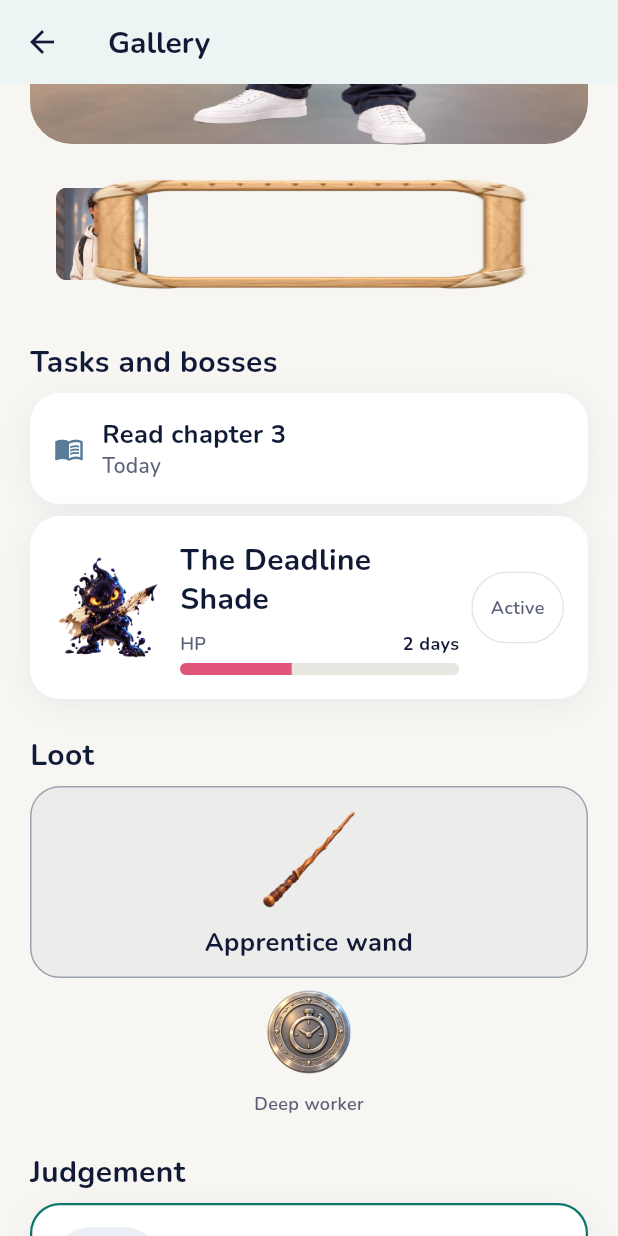
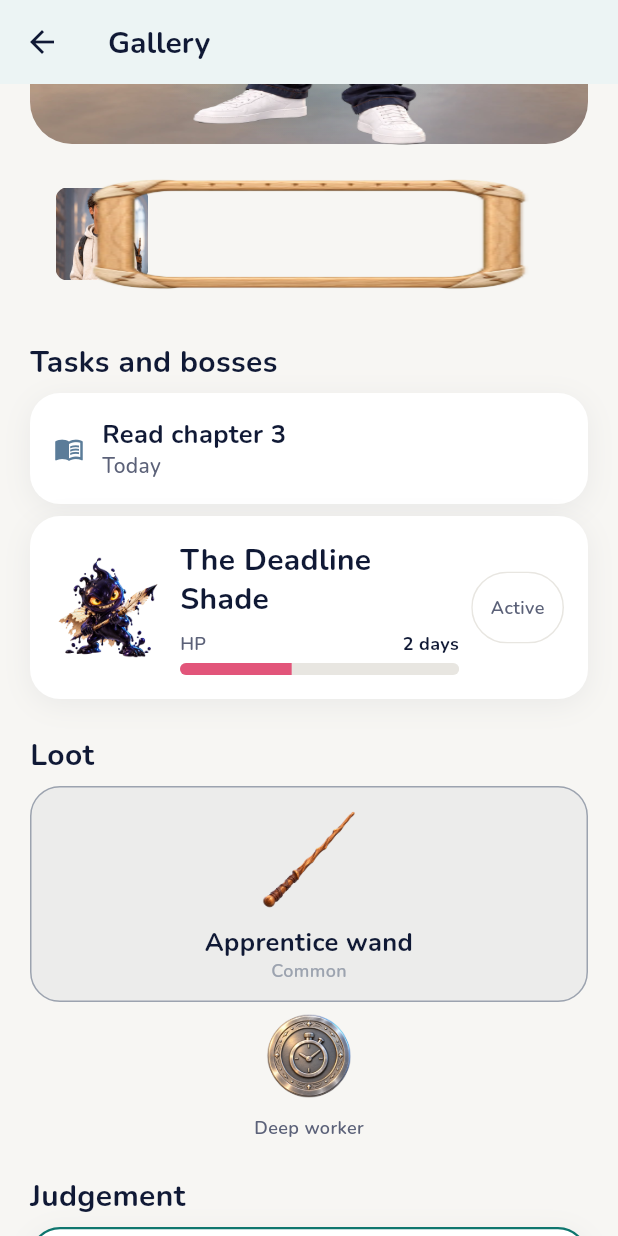
Before and after one commit to Sithum-BASG/Questline, a Flutter app: the GalleryScreen screen opened directly, scrolled down 1152 dp, on a phone screen of 412 x 824 dp. Run offline on Flutter 3.47's test engine with Material 3 defaults, Android fonts, the phone set to English and light mode, and no system bars; our stand-ins replace app_links, fl_chart, flutter_local_notifications, flutter_riverpod, flutter_timezone, freezed_annotation and 8 more; missing offline and left inert: mobile_scanner; accounts and stored records are empty; statements that could not run were skipped.

Commit message:
fix(a11y): semantics labels, contrast and 130% scale
Task: T119

```diff
--- a/app/lib/core/widgets/item_card.dart
+++ b/app/lib/core/widgets/item_card.dart
@@ -29,7 +29,16 @@ class ItemCard extends StatelessWidget {
   @override
   Widget build(BuildContext context) {
     final tint = AppColors.rarity(rarity);
-    return Container(
+    final rarityLabel = rarity.isEmpty ? rarity : rarity[0].toUpperCase() + rarity.substring(1);
+    return Semantics(
+      label: [
+        name,
+        rarityLabel,
+        if (isNew) 'New',
+        if (!owned) 'Locked',
+        if (equipped) 'Equipped',
+      ].join(', '),
+      child: Container(
         width: 140,
         padding: const EdgeInsets.all(AppSpacing.s12),
         decoration: BoxDecoration(
@@ -42,13 +51,15 @@ class ItemCard extends StatelessWidget {
           children: [
             Image.asset(art, height: 72, fit: BoxFit.contain),
             const SizedBox(height: AppSpacing.s8),
-          Text(name, style: AppText.title, textAlign: TextAlign.center),
+            Text(name, style: AppText.title, textAlign: TextAlign.center, softWrap: true),
+            Text(rarityLabel, style: AppText.caption.copyWith(color: tint)),
             if (attunedStat != null) StatIcon(stat: attunedStat!, size: 16),
             if (isNew) Text('New', style: AppText.caption.copyWith(color: tint)),
             if (!owned) Text('Locked', style: AppText.caption),
             if (equipped) Text('Equipped', style: AppText.caption.copyWith(color: AppColors.tealDeep)),
           ],
         ),
+      ),
     );
   }
 }
--- a/app/lib/core/widgets/judgement_card.dart
+++ b/app/lib/core/widgets/judgement_card.dart
@@ -45,7 +45,10 @@ class JudgementCard extends StatelessWidget {
       child: Column(
         crossAxisAlignment: CrossAxisAlignment.start,
         children: [
-          Row(
+          Wrap(
+            spacing: AppSpacing.s8,
+            runSpacing: AppSpacing.s8,
+            crossAxisAlignment: WrapCrossAlignment.center,
             children: [
               QChip(
                 label: _titleCase(stat),
@@ -53,13 +56,8 @@ class JudgementCard extends StatelessWidget {
                 color: AppColors.stat(stat),
                 onTap: onStatTap,
               ),
-              const Spacer(),
-              if (provisional)
-                const QChip(label: 'Provisional'),
-              if (challenged) ...[
-                if (provisional) const SizedBox(width: AppSpacing.s8),
-                const QChip(label: 'Challenged', selected: true),
-              ],
+              if (provisional) const QChip(label: 'Provisional'),
+              if (challenged) const QChip(label: 'Challenged', selected: true),
             ],
           ),
           const SizedBox(height: AppSpacing.s16),
--- a/app/lib/core/widgets/progress_bar.dart
+++ b/app/lib/core/widgets/progress_bar.dart
@@ -34,7 +34,16 @@ class ProgressBar extends StatelessWidget {
         ? AppMotion.bossDamage(context)
         : AppMotion.xpFill(context);
 
-    return Column(
+    final labelBits = [
+      if (leading != null && leading!.isNotEmpty) leading!,
+      if (trailing != null && trailing!.isNotEmpty) trailing!,
+      '${(clamped * 100).round()} percent',
+    ];
+
+    return Semantics(
+      label: labelBits.join(', '),
+      value: '${(clamped * 100).round()}%',
+      child: Column(
       crossAxisAlignment: CrossAxisAlignment.stretch,
       children: [
         if (leading != null || trailing != null)
@@ -43,8 +52,15 @@ class ProgressBar extends StatelessWidget {
             child: Row(
               mainAxisAlignment: MainAxisAlignment.spaceBetween,
               children: [
-                Text(leading ?? '', style: AppText.caption),
-                Text(trailing ?? '', style: AppText.numbers.copyWith(fontSize: 12)),
+                Flexible(child: Text(leading ?? '', style: AppText.caption, softWrap: true)),
+                Flexible(
+                  child: Text(
+                    trailing ?? '',
+                    style: AppText.numbers.copyWith(fontSize: 12),
+                    textAlign: TextAlign.end,
+                    softWrap: true,
+                  ),
+                ),
               ],
             ),
           ),
@@ -73,6 +89,7 @@ class ProgressBar extends StatelessWidget {
           ),
         ),
       ],
+    ),
     );
   }
 }
--- a/app/lib/core/widgets/stat_icon.dart
+++ b/app/lib/core/widgets/stat_icon.dart
@@ -11,9 +11,28 @@ class StatIcon extends StatelessWidget {
 
   static const sizes = [16.0, 20.0, 24.0];
 
+  String get _label {
+    switch (stat) {
+      case 'intellect':
+        return 'Intellect';
+      case 'vitality':
+        return 'Vitality';
+      case 'craft':
+        return 'Craft';
+      case 'charisma':
+        return 'Charisma';
+      default:
+        return 'Stat';
+    }
+  }
+
   @override
   Widget build(BuildContext context) {
-    return Icon(_icon, size: size, color: AppColors.stat(stat));
+    return Semantics(
+      label: _label,
+      image: true,
+      child: Icon(_icon, size: size, color: AppColors.stat(stat)),
+    );
   }
 
   IconData get _icon {
--- a/app/lib/core/widgets/stat_tile.dart
+++ b/app/lib/core/widgets/stat_tile.dart
@@ -36,8 +36,8 @@ class StatTile extends StatelessWidget {
           else
             Icon(icon, size: 24, color: tint),
           const SizedBox(height: AppSpacing.s4),
-          Text(value, style: AppText.numbers),
-          Text(label, style: AppText.caption),
+          Text(value, style: AppText.numbers, textAlign: TextAlign.center, softWrap: true),
+          Text(label, style: AppText.caption, textAlign: TextAlign.center, softWrap: true),
         ],
       ),
     );
--- a/app/lib/core/widgets/task_tile.dart
+++ b/app/lib/core/widgets/task_tile.dart
@@ -29,7 +29,9 @@ class TaskTile extends StatelessWidget {
 
   @override
   Widget build(BuildContext context) {
-    return QCard(
+    return Semantics(
+      label: '$title, $dueLabel${provisional ? ', provisional' : ''}',
+      child: QCard(
         child: Row(
           children: [
             StatIcon(stat: stat),
@@ -38,17 +40,36 @@ class TaskTile extends StatelessWidget {
               child: Column(
                 crossAxisAlignment: CrossAxisAlignment.start,
                 children: [
-                Text(title, style: AppText.title),
-                Text(dueLabel, style: AppText.bodySmall.copyWith(color: late ? AppColors.error : AppColors.inkMuted)),
+                  Text(title, style: AppText.title, softWrap: true),
+                  Text(
+                    dueLabel,
+                    style: AppText.bodySmall.copyWith(color: late ? AppColors.error : AppColors.inkMuted),
+                    softWrap: true,
+                  ),
                 ],
               ),
             ),
-          if (provisional) const Icon(Icons.hourglass_empty, color: AppColors.inkFaint),
+            if (provisional)
+              const Tooltip(
+                message: 'Provisional judgement',
+                child: Icon(Icons.hourglass_empty, color: AppColors.inkFaint),
+              ),
             if (onTick != null)
-            IconButton(onPressed: onTick, icon: const Icon(Icons.check), tooltip: 'Tick task'),
+              IconButton(
+                onPressed: onTick,
+                icon: const Icon(Icons.check),
+                tooltip: 'Tick task',
+                constraints: const BoxConstraints(minWidth: AppSpacing.minTap, minHeight: AppSpacing.minTap),
+              ),
             if (onPlay != null)
-            IconButton(onPressed: onPlay, icon: const Icon(Icons.play_arrow), tooltip: 'Start focus'),
+              IconButton(
+                onPressed: onPlay,
+                icon: const Icon(Icons.play_arrow),
+                tooltip: 'Start focus',
+                constraints: const BoxConstraints(minWidth: AppSpacing.minTap, minHeight: AppSpacing.minTap),
+              ),
           ],
+        ),
       ),
     );
   }
--- a/app/lib/features/chests/chests_screen.dart
+++ b/app/lib/features/chests/chests_screen.dart
@@ -96,7 +96,7 @@ class _ChestsScreenState extends ConsumerState<ChestsScreen> {
                       const SizedBox(height: AppSpacing.s8),
                       Text(
                         '${data.freeChests} free chest${data.freeChests == 1 ? '' : 's'} ready',
-                        style: AppText.bodySmall.copyWith(color: AppColors.awakeningTeal),
+                        style: AppText.bodySmall.copyWith(color: AppColors.tealDeep),
                       ),
                     ],
                     const SizedBox(height: AppSpacing.s8),
--- a/app/lib/features/hero/achievements_screen.dart
+++ b/app/lib/features/hero/achievements_screen.dart
@@ -206,7 +206,7 @@ class _BadgeTile extends StatelessWidget {
               if (pinned)
                 Text(
                   'Pinned',
-                  style: AppText.caption.copyWith(color: AppColors.awakeningTeal),
+                  style: AppText.caption.copyWith(color: AppColors.tealDeep),
                 ),
             ],
           ),
```
Also changed, not shown: app/lib/core/widgets/leaderboard_row.dart (+7 -8 lines), app/lib/core/widgets/member_card.dart (+11 -4 lines), 1 other file. Lines whose indentation alone changed are shown as unchanged.
